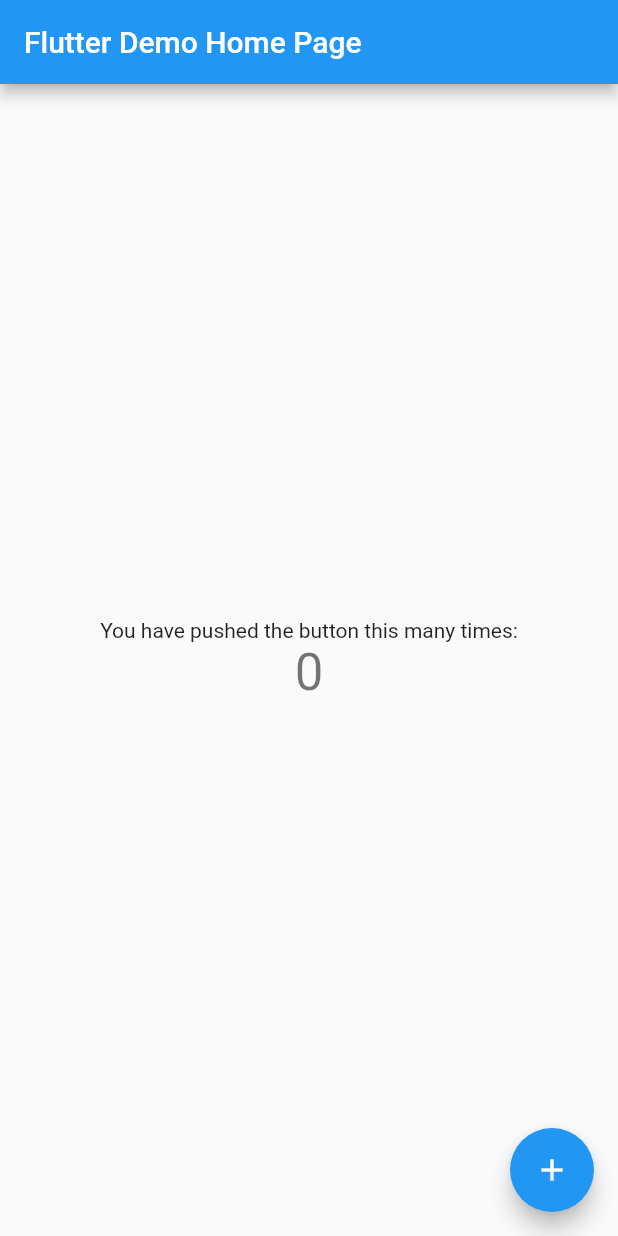
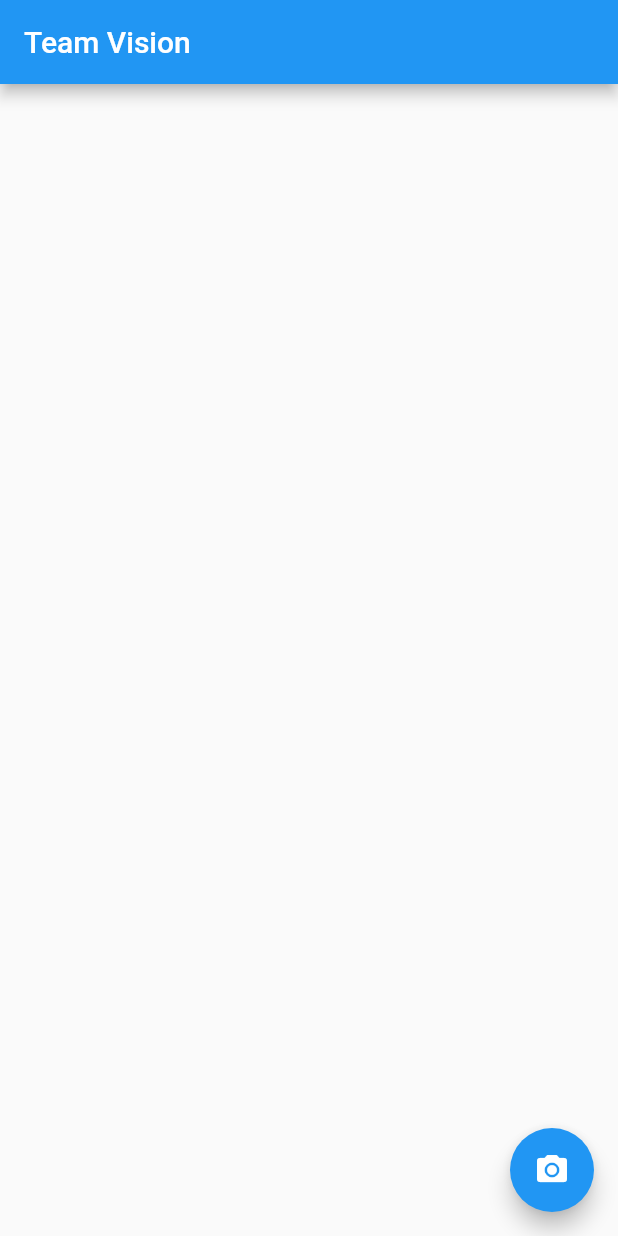
Before and after one commit to prathamesh-mutkure/acm_vision, a Flutter app: the screen it shows after launch, on a phone screen of 412 x 824 dp. Run offline on Flutter 3.47's test engine with Material 2 defaults, Android fonts, the phone set to English and light mode, and no system bars.

Commit message:
Added Home Widgets and Packages

```diff
--- a/mobile/lib/main.dart
+++ b/mobile/lib/main.dart
@@ -1,3 +1,4 @@
+import 'package:acm_hackathon_number_plate/pages/HomePage.dart';
 import 'package:flutter/material.dart';
 
 void main() {
@@ -15,7 +16,8 @@
       theme: ThemeData(
         primarySwatch: Colors.blue,
       ),
-      home: const MyHomePage(title: 'Flutter Demo Home Page'),
+      home: const HomePage(),
+      debugShowCheckedModeBanner: false,
     );
   }
 }
--- /dev/null
+++ b/mobile/lib/pages/HomePage.dart
@@ -0,0 +1,31 @@
+import 'package:flutter/material.dart';
+
+class HomePage extends StatefulWidget {
+  const HomePage({Key? key}) : super(key: key);
+
+  @override
+  State<HomePage> createState() => _HomePageState();
+}
+
+class _HomePageState extends State<HomePage> {
+  void handleImageUpload() {}
+
+  @override
+  Widget build(BuildContext context) {
+    return Scaffold(
+      appBar: AppBar(
+        title: Text("Team Vision"),
+      ),
+      body: Center(
+        child: Column(
+          mainAxisAlignment: MainAxisAlignment.center,
+          children: <Widget>[],
+        ),
+      ),
+      floatingActionButton: FloatingActionButton(
+        onPressed: handleImageUpload,
+        child: const Icon(Icons.camera_alt),
+      ),
+    );
+  }
+}
--- a/mobile/pubspec.yaml
+++ b/mobile/pubspec.yaml
@@ -34,6 +34,7 @@
   # The following adds the Cupertino Icons font to your application.
   # Use with the CupertinoIcons class for iOS style icons.
   cupertino_icons: ^1.0.2
+  image_picker: ^0.8.5+3
 
 dev_dependencies:
   flutter_test:
```
Also changed, not shown: mobile/pubspec.lock, 7 other files.
